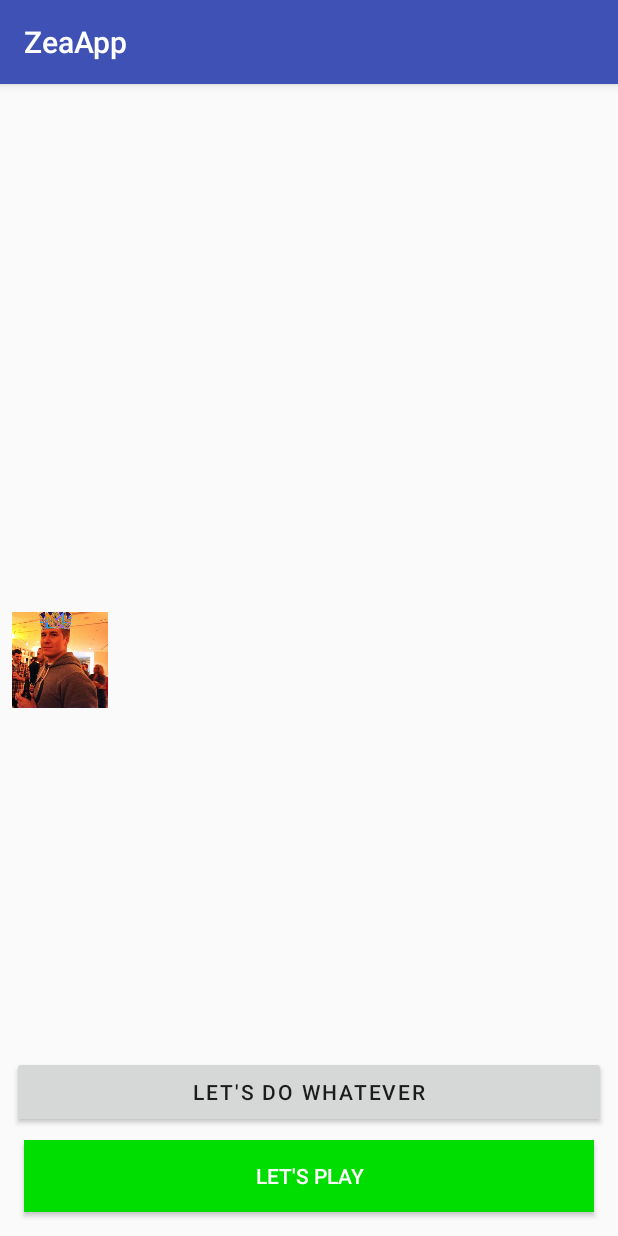
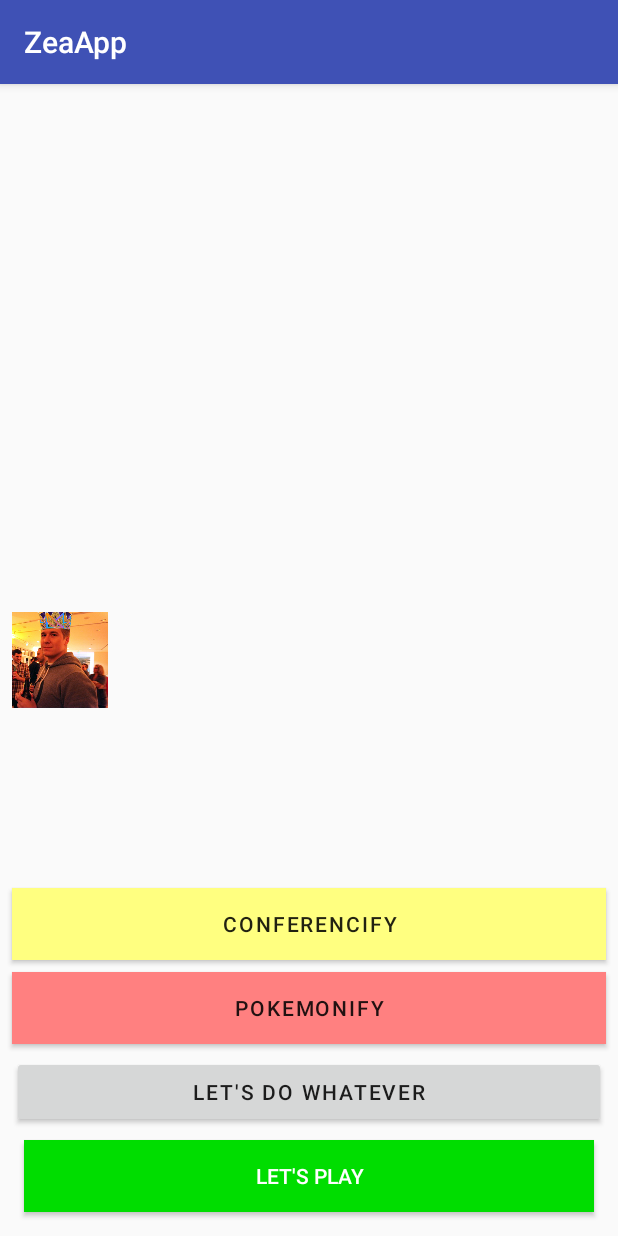
Before and after one commit to gdg-berlin-android/ze-appp, an Android app: the MainActivity screen opened directly, with no data from a screen before it, on a phone screen of 412 x 824 dp. Run offline under Robolectric (Android 15) with nearby library versions, the phone set to English and light mode, and no system bars.

Commit message:
Mario wars

```diff
--- a/app/src/main/java/de/berlindroid/zeaapp/App.kt
+++ b/app/src/main/java/de/berlindroid/zeaapp/App.kt
@@ -7,7 +7,7 @@ import retrofit2.converter.moshi.MoshiConverterFactory
 class App : Application() {
 
     companion object {
-        val retrofit  = Retrofit.Builder()
+        val conferenceApi  = Retrofit.Builder()
             .baseUrl("https://wrapapi.com/")
             .addConverterFactory(MoshiConverterFactory.create())
             .build()
--- a/app/src/main/res/layout/activity_main.xml
+++ b/app/src/main/res/layout/activity_main.xml
@@ -1,45 +1,65 @@
 <?xml version="1.0" encoding="utf-8"?>
-<androidx.constraintlayout.motion.widget.MotionLayout
-    xmlns:android="http://schemas.android.com/apk/res/android"
-    xmlns:tools="http://schemas.android.com/tools"
+<androidx.constraintlayout.motion.widget.MotionLayout xmlns:android="http://schemas.android.com/apk/res/android"
+    xmlns:app="http://schemas.android.com/apk/res-auto"
     android:id="@+id/main_container"
     android:layout_width="match_parent"
     android:layout_height="match_parent"
-    xmlns:app="http://schemas.android.com/apk/res-auto"
     app:layoutDescription="@xml/scene_01">
+
+    <TextView
+        android:id="@+id/main_text"
+        android:layout_width="match_parent"
+        android:layout_height="match_parent" />
 
     <ImageView
         android:id="@+id/jwimage"
         android:layout_width="64dp"
         android:layout_height="64dp"
-        android:src="@drawable/jw"
-        >
-    </ImageView>
+        android:src="@drawable/jw"></ImageView>
 
     <Button
         android:id="@+id/main_play_button"
         android:layout_width="0dp"
         android:layout_height="wrap_content"
-        app:layout_constraintStart_toStartOf="parent"
-        app:layout_constraintEnd_toEndOf="parent"
-        app:layout_constraintBottom_toBottomOf="parent"
-        android:layout_marginBottom="16dp"
         android:layout_marginStart="16dp"
         android:layout_marginEnd="16dp"
+        android:layout_marginBottom="16dp"
+        android:background="#00dd00"
         android:text="@string/main_play_label"
         android:textColor="#ffffff"
-        android:background="#00dd00"
-        />
+        app:layout_constraintBottom_toBottomOf="parent"
+        app:layout_constraintEnd_toEndOf="parent"
+        app:layout_constraintStart_toStartOf="parent" />
 
     <Button
+        android:id="@+id/italianButton"
         style="@style/TextAppearance.MaterialComponents.Button"
-        app:layout_constraintBottom_toTopOf="@id/main_play_button"
-        android:text="@string/let_s_do_whatever"
-        android:layout_margin="8dp"
         android:layout_width="match_parent"
         android:layout_height="wrap_content"
-        android:id="@+id/italianButton" />
+        android:layout_margin="8dp"
+        android:text="@string/let_s_do_whatever"
+        app:layout_constraintBottom_toTopOf="@id/main_play_button" />
 
+
+    <Button
+        android:id="@+id/pokemonButton"
+        style="@style/TextAppearance.MaterialComponents.Button"
+        android:layout_width="match_parent"
+        android:layout_height="wrap_content"
+        android:layout_margin="8dp"
+        android:background="#FFFF8080"
+        android:text="Pokemonify"
+        app:layout_constraintBottom_toTopOf="@id/italianButton" />
+
+    <Button
+        android:id="@+id/conferenceButton"
+        style="@style/TextAppearance.MaterialComponents.Button"
+        android:layout_width="match_parent"
+        android:layout_height="wrap_content"
+        android:layout_margin="8dp"
+        android:background="#FFFFFF80"
+        android:text="Conferencify"
+        app:layout_constraintBottom_toTopOf="@id/pokemonButton" />
 
 
 </androidx.constraintlayout.motion.widget.MotionLayout>
```
Also changed, not shown: app/src/main/java/de/berlindroid/zeaapp/MainActivity.kt (+38 -0 lines).
